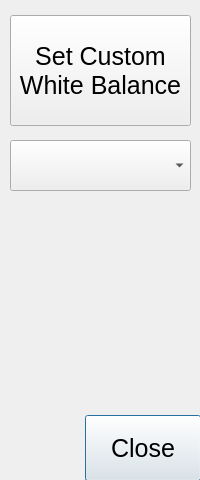
Above: src/whitebalancedialog.ui from krontech/chronos-cam-app before the change. Below: the same form after it.
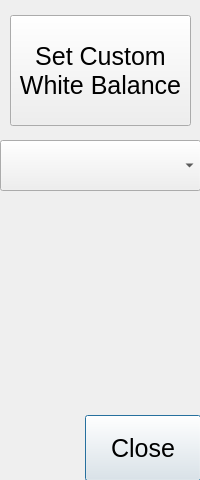
That is the form after the change.

Commit message: Make all items in the combo box fit inside it properly without being truncated

Patch:
```diff
--- a/src/whitebalancedialog.ui
+++ b/src/whitebalancedialog.ui
@@ -53,15 +53,15 @@
   <widget class="QComboBox" name="comboWB">
    <property name="geometry">
     <rect>
-     <x>10</x>
+     <x>0</x>
      <y>140</y>
-     <width>181</width>
+     <width>201</width>
      <height>51</height>
     </rect>
    </property>
    <property name="font">
     <font>
-     <pointsize>16</pointsize>
+     <pointsize>15</pointsize>
      <weight>75</weight>
      <italic>true</italic>
      <bold>true</bold>
```
The commit also changes 1 other file.
